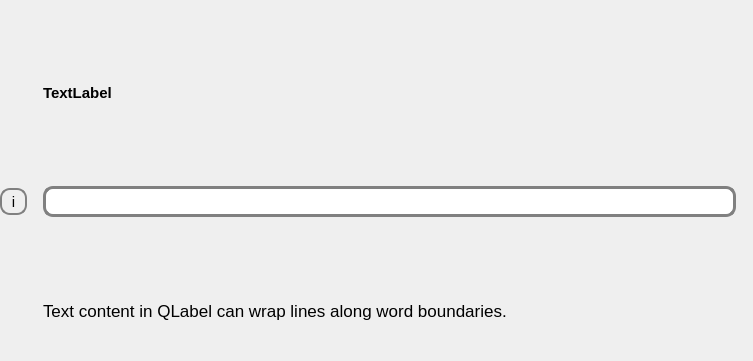
Qt form fim/gui/form/textfield.ui (b-lack/qgis-fim-plugin) before a commit; both pictures show x 0 to 753 and y 0 to 361 of the 753 by 633 pixel window.
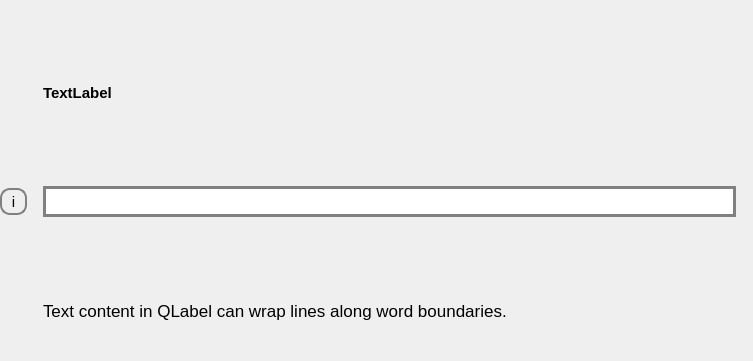
The same form after that commit.

Diff of the .ui file:
```diff
--- a/fim/gui/form/textfield.ui
+++ b/fim/gui/form/textfield.ui
@@ -123,7 +123,7 @@
      <property name="styleSheet">
       <string notr="true">QLineEdit {
 	border: 3px solid grey;
-	border-radius: 10px;
+	
 	padding:0px;
     font-size: 14pt;
 }</string>
```
